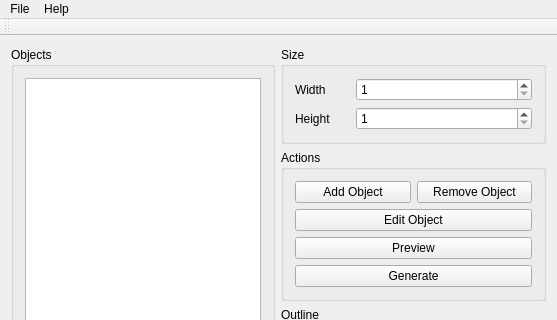
Old version of the form SimpleCalendarCreator/src/window/SimpleCalendarCreator.ui in the repository kelvinchin12070811/SimpleCalendarCreator; both pictures show x 0 to 557 and y 0 to 320 of the 557 by 563 pixel window.
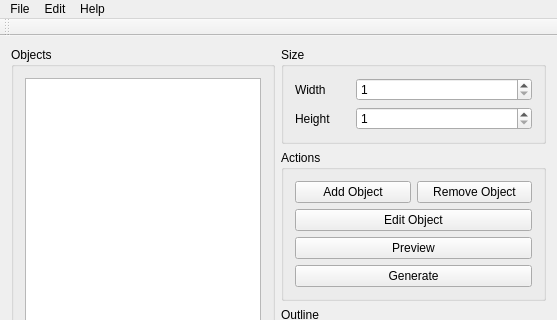
New version of the form.

```diff
--- a/SimpleCalendarCreator/src/window/SimpleCalendarCreator.ui
+++ b/SimpleCalendarCreator/src/window/SimpleCalendarCreator.ui
@@ -217,7 +217,14 @@
     <addaction name="actionAbout"/>
     <addaction name="actionAbout_Qt"/>
    </widget>
+   <widget class="QMenu" name="menuEdit">
+    <property name="title">
+     <string>Edit</string>
+    </property>
+    <addaction name="actionUndo"/>
+   </widget>
    <addaction name="menuFile"/>
+   <addaction name="menuEdit"/>
    <addaction name="menuHelp"/>
   </widget>
   <widget class="QToolBar" name="mainToolBar">
```
Left out of the diff: 38 changed lines with no effect on the pictures.
